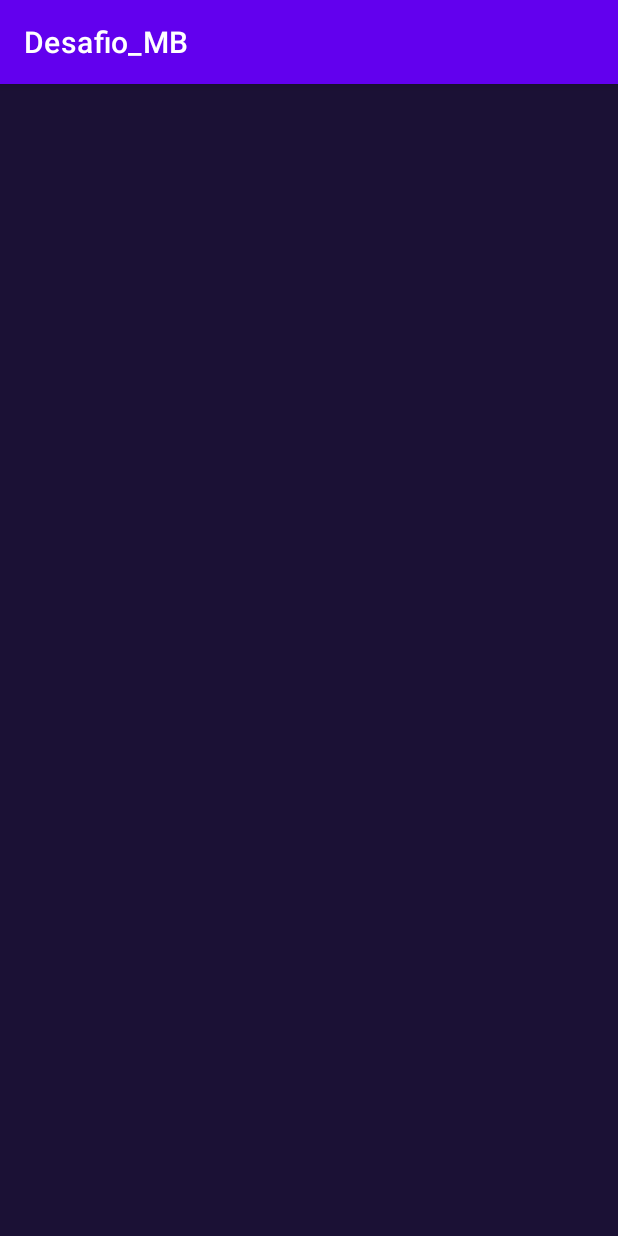
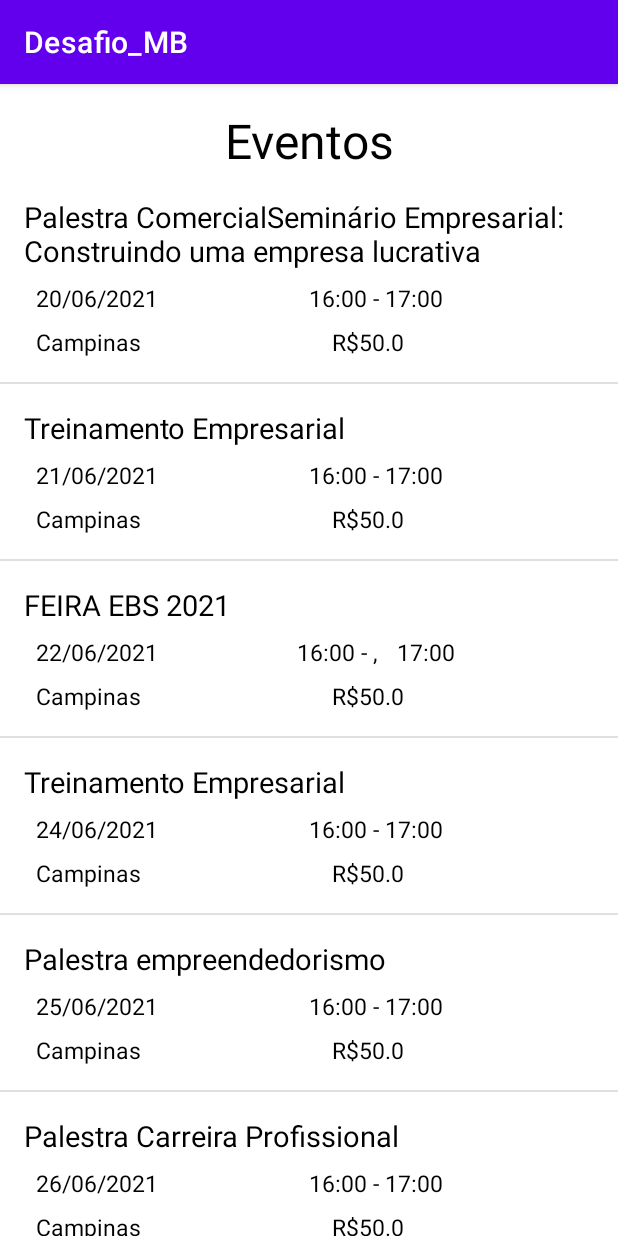
Before and after one commit to NevesRafa/desafio_mb, an Android app: the EventosActivity screen opened directly, with no data from a screen before it, on a phone screen of 412 x 824 dp. Run offline under Robolectric (Android 15) with nearby library versions, the phone set to English and light mode, and no system bars.

Commit message:
Criada lista de eventos. Trocado cor de fundo das telas. Desabilitado login automático.

```diff
--- /dev/null
+++ b/app/src/main/java/com/nevesrafa/desafio_mb/classes/Evento.kt
@@ -0,0 +1,16 @@
+package com.nevesrafa.desafio_mb.classes
+
+class Evento(
+    val eventoId: Int,
+    val nomeDoEvento: String,
+    val tipo: String,
+    val data: String,
+    val horaInicio: String,
+    val horaFim: String,
+    val local: String,
+    val contato: String,
+    val valorUnitario: Double,
+    val lotacao: Int,
+    val quantidadeVendido: Int
+) {
+}
--- a/app/src/main/java/com/nevesrafa/desafio_mb/telas/eventos/EventosActivity.kt
+++ b/app/src/main/java/com/nevesrafa/desafio_mb/telas/eventos/EventosActivity.kt
@@ -2,16 +2,25 @@ package com.nevesrafa.desafio_mb.telas.eventos
 
 import android.os.Bundle
 import androidx.appcompat.app.AppCompatActivity
+import androidx.recyclerview.widget.DividerItemDecoration
+import androidx.recyclerview.widget.LinearLayoutManager
 import com.nevesrafa.desafio_mb.databinding.ActivityEventosBinding
 
 class EventosActivity : AppCompatActivity() {
 
     lateinit var binding: ActivityEventosBinding
+    lateinit var presenter: EventosPresenter
 
     override fun onCreate(savedInstanceState: Bundle?) {
         super.onCreate(savedInstanceState)
         binding = ActivityEventosBinding.inflate(layoutInflater)
         setContentView(binding.root)
 
+        presenter = EventosPresenter(this)
+
+        val adapter = EventosAdapter(presenter.listaEventos)
+        binding.lista.layoutManager = LinearLayoutManager(this)
+        binding.lista.adapter = adapter
+        binding.lista.addItemDecoration(DividerItemDecoration(this, LinearLayoutManager.VERTICAL))
     }
 }
--- /dev/null
+++ b/app/src/main/java/com/nevesrafa/desafio_mb/telas/eventos/EventosAdapter.kt
@@ -0,0 +1,28 @@
+package com.nevesrafa.desafio_mb.telas.eventos
+
+import android.view.LayoutInflater
+import android.view.ViewGroup
+import androidx.recyclerview.widget.RecyclerView
+import com.nevesrafa.desafio_mb.classes.Evento
+import com.nevesrafa.desafio_mb.databinding.EventoBinding
+
+class EventosAdapter(val eventos: List<Evento>) : RecyclerView.Adapter<EventosViewHolder>() {
+
+    override fun onCreateViewHolder(parent: ViewGroup, viewType: Int): EventosViewHolder {
+        val inflater = LayoutInflater.from(parent.context)
+
+        val binding = EventoBinding.inflate(inflater, parent, false)
+        val viewHolder = EventosViewHolder(binding)
+        return viewHolder
+    }
+
+    override fun onBindViewHolder(holder: EventosViewHolder, position: Int) {
+        val evento = eventos[position]
+        holder.escreveNaTela(evento)
+
+    }
+
+    override fun getItemCount(): Int {
+        return eventos.size
+    }
+}
--- /dev/null
+++ b/app/src/main/java/com/nevesrafa/desafio_mb/telas/eventos/EventosPresenter.kt
@@ -0,0 +1,127 @@
+package com.nevesrafa.desafio_mb.telas.eventos
+
+import com.nevesrafa.desafio_mb.classes.Evento
+
+class EventosPresenter(val activity: EventosActivity) {
+
+    val listaEventos = listOf(
+        Evento(
+            1,
+            "Palestra ComercialSeminário Empresarial: Construindo uma empresa lucrativa",
+            "Empresarial",
+            "20/06/2021",
+            "16:00",
+            "17:00",
+            "Campinas",
+            "rafaelneves02@gmail.com",
+            50.00,
+            300,
+            1
+        ),
+        Evento(
+            2,
+            "Treinamento Empresarial",
+            "Empresarial",
+            "21/06/2021",
+            "16:00",
+            "17:00",
+            "Campinas",
+            "rafaelneves02@gmail.com",
+            50.00,
+            300,
+            1
+        ),
+        Evento(
+            3,
+            "FEIRA EBS 2021",
+            "Empresarial",
+            "22/06/2021",
+            "16:00",
+            ",	17:00",
+            "Campinas",
+            "rafaelneves02@gmail.com",
+            50.00,
+            300,
+            1
+        ),
+        Evento(
+            5,
+            "Treinamento Empresarial",
+            "Empresarial",
+            "24/06/2021",
+            "16:00",
+            "17:00",
+            "Campinas",
+            "rafaelneves02@gmail.com",
+            50.00,
+            300,
+            1
+        ),
+        Evento(
+            6,
+            "Palestra empreendedorismo",
+            "Universitário",
+            "25/06/2021",
+            "16:00",
+            "17:00",
+            "Campinas",
+            "rafaelneves02@gmail.com",
+            50.00,
+            300,
+            1
+        ),
+        Evento(
+            7,
+            "Palestra Carreira Profissional",
+            "Universitário",
+            "26/06/2021",
+            "16:00",
+            "17:00",
+            "Campinas",
+            "rafaelneves02@gmail.com",
+            50.00,
+            300,
+            1
+        ),
+        Evento(
+            8,
+            "Palestra motivacional",
+            "Universitário",
+            "27/06/2021",
+            "16:00",
+            "17:00",
+            "Campinas",
+            "rafaelneves02@gmail.com",
+            50.00,
+            300,
+            1
+        ),
+        Evento(
+            9,
+            "Workshop Adm",
+            "Universitário",
+            "28/06/2021",
+            "16:00",
+            "17:00",
+            "Campinas",
+            "rafaelneves02@gmail.com",
+            50.00,
+            300,
+            1
+        ),
+        Evento(
+            10,
+            "	Workshop TI",
+            "Universitário",
+            "29/06/2021",
+            "16:00",
+            "17:00",
+            "Campinas",
+            "rafaelneves02@gmail.com",
+            50.00,
+            300,
+            1
+        )
+
+    )
+}
--- /dev/null
+++ b/app/src/main/java/com/nevesrafa/desafio_mb/telas/eventos/EventosViewHolder.kt
@@ -0,0 +1,16 @@
+package com.nevesrafa.desafio_mb.telas.eventos
+
+import androidx.recyclerview.widget.RecyclerView
+import com.nevesrafa.desafio_mb.classes.Evento
+import com.nevesrafa.desafio_mb.databinding.EventoBinding
+
+class EventosViewHolder(val binding: EventoBinding) : RecyclerView.ViewHolder(binding.root) {
+
+    fun escreveNaTela(evento: Evento) {
+        binding.nomeDoEvento.text = evento.nomeDoEvento
+        binding.data.text = evento.data
+        binding.horario.text = "${evento.horaInicio} - ${evento.horaFim}"
+        binding.local.text = evento.local
+        binding.valor.text = "R\$${evento.valorUnitario.toString()}"
+    }
+}
--- a/app/src/main/java/com/nevesrafa/desafio_mb/telas/login/LoginAcitivity.kt
+++ b/app/src/main/java/com/nevesrafa/desafio_mb/telas/login/LoginAcitivity.kt
@@ -31,6 +31,7 @@ class LoginAcitivity : AppCompatActivity() {
 
             val intent = AuthUI.getInstance()
                 .createSignInIntentBuilder()
+                .setIsSmartLockEnabled(false)
                 .setTheme(R.style.Theme_Desafio_MB)
                 .setAvailableProviders(providers)
                 .build()
--- a/app/src/main/res/layout/acitivity_inicial.xml
+++ b/app/src/main/res/layout/acitivity_inicial.xml
@@ -4,13 +4,13 @@
     xmlns:tools="http://schemas.android.com/tools"
     android:layout_width="match_parent"
     android:layout_height="match_parent"
-    android:background="#1B1135">
+    >
 
     <TextView
         android:layout_width="wrap_content"
         android:layout_height="wrap_content"
         android:layout_margin="40dp"
-        android:textColor="@color/white"
+        android:textColor="@color/black"
         android:textSize="32sp"
         app:layout_constraintStart_toStartOf="parent"
         app:layout_constraintTop_toTopOf="parent"
--- a/app/src/main/res/layout/activity_compra.xml
+++ b/app/src/main/res/layout/activity_compra.xml
@@ -2,6 +2,6 @@
 <androidx.constraintlayout.widget.ConstraintLayout xmlns:android="http://schemas.android.com/apk/res/android"
     android:layout_width="match_parent"
     android:layout_height="match_parent"
-    android:background="#1B1135">
+    >
 
 </androidx.constraintlayout.widget.ConstraintLayout>
--- a/app/src/main/res/layout/activity_eventos.xml
+++ b/app/src/main/res/layout/activity_eventos.xml
@@ -1,7 +1,28 @@
 <?xml version="1.0" encoding="utf-8"?>
 <androidx.constraintlayout.widget.ConstraintLayout xmlns:android="http://schemas.android.com/apk/res/android"
+    xmlns:app="http://schemas.android.com/apk/res-auto"
     android:layout_width="match_parent"
     android:layout_height="match_parent"
-    android:background="#1B1135">
+    xmlns:tools="http://schemas.android.com/tools">
 
+    <TextView
+        android:id="@+id/tituloEventos"
+        android:layout_width="match_parent"
+        android:layout_height="wrap_content"
+        android:layout_marginTop="16dp"
+        android:gravity="center"
+        android:text="Eventos"
+        android:textColor="@color/black"
+        android:textSize="32sp"
+        app:layout_constraintTop_toTopOf="parent" />
+
+    <androidx.recyclerview.widget.RecyclerView
+        android:id="@+id/lista"
+        android:layout_width="match_parent"
+        android:layout_height="0dp"
+        app:layout_constraintBottom_toBottomOf="parent"
+        app:layout_constraintEnd_toEndOf="parent"
+        app:layout_constraintStart_toStartOf="parent"
+        app:layout_constraintTop_toBottomOf="@id/tituloEventos"
+        tools:listitem="@layout/evento" />
 </androidx.constraintlayout.widget.ConstraintLayout>
--- a/app/src/main/res/layout/activity_login.xml
+++ b/app/src/main/res/layout/activity_login.xml
@@ -3,7 +3,7 @@
     xmlns:app="http://schemas.android.com/apk/res-auto"
     android:layout_width="match_parent"
     android:layout_height="match_parent"
-    android:background="#1B1135">
+    >
 
     <android.widget.Button
         android:id="@+id/botaoCriarLogin"
--- a/app/src/main/res/layout/activity_meus_ingressos.xml
+++ b/app/src/main/res/layout/activity_meus_ingressos.xml
@@ -2,6 +2,6 @@
 <androidx.constraintlayout.widget.ConstraintLayout xmlns:android="http://schemas.android.com/apk/res/android"
     android:layout_width="match_parent"
     android:layout_height="match_parent"
-    android:background="#1B1135">
+    >
 
 </androidx.constraintlayout.widget.ConstraintLayout>
--- a/app/src/main/res/layout/activity_splash.xml
+++ b/app/src/main/res/layout/activity_splash.xml
@@ -4,7 +4,6 @@
     xmlns:tools="http://schemas.android.com/tools"
     android:layout_width="match_parent"
     android:layout_height="match_parent"
-    android:background="#1B1135"
     tools:context=".telas.splash.SplashActivity">
 
     <com.airbnb.lottie.LottieAnimationView
--- /dev/null
+++ b/app/src/main/res/layout/evento.xml
@@ -0,0 +1,65 @@
+<?xml version="1.0" encoding="utf-8"?>
+<androidx.constraintlayout.widget.ConstraintLayout xmlns:android="http://schemas.android.com/apk/res/android"
+    xmlns:app="http://schemas.android.com/apk/res-auto"
+    xmlns:tools="http://schemas.android.com/tools"
+    android:layout_width="match_parent"
+    android:layout_height="wrap_content"
+    android:padding="16dp">
+
+    <TextView
+        android:id="@+id/nomeDoEvento"
+        android:layout_width="wrap_content"
+        android:layout_height="wrap_content"
+        android:textColor="@color/black"
+        android:textSize="19sp"
+        app:layout_constraintStart_toStartOf="parent"
+        app:layout_constraintTop_toTopOf="parent"
+        tools:text="Nome do envento" />
+
+    <TextView
+        android:id="@+id/data"
+        android:layout_width="wrap_content"
+        android:layout_height="wrap_content"
+        android:layout_margin="8dp"
+        android:textColor="@color/black"
+        android:textSize="15sp"
+        app:layout_constraintStart_toStartOf="parent"
+        app:layout_constraintTop_toBottomOf="@id/nomeDoEvento"
+        tools:text="Data" />
+
+    <TextView
+        android:id="@+id/horario"
+        android:layout_width="wrap_content"
+        android:layout_height="wrap_content"
+        android:layout_margin="8dp"
+        android:textColor="@color/black"
+        android:textSize="15sp"
+        app:layout_constraintEnd_toEndOf="parent"
+        app:layout_constraintStart_toEndOf="@id/data"
+        app:layout_constraintTop_toBottomOf="@id/nomeDoEvento"
+        tools:text="Horario" />
+
+    <TextView
+        android:id="@+id/local"
+        android:layout_width="wrap_content"
+        android:layout_height="wrap_content"
+        android:layout_margin="8dp"
+        android:textColor="@color/black"
+        android:textSize="15sp"
+        app:layout_constraintStart_toStartOf="parent"
+        app:layout_constraintTop_toBottomOf="@id/data"
+        tools:text="Local" />
+
+    <TextView
+        android:id="@+id/valor"
+        android:layout_width="wrap_content"
+        android:layout_height="wrap_content"
+        android:layout_margin="8dp"
+        android:textColor="@color/black"
+        android:textSize="15sp"
+        app:layout_constraintEnd_toEndOf="parent"
+        app:layout_constraintStart_toEndOf="@id/local"
+        app:layout_constraintTop_toBottomOf="@id/horario"
+        tools:text="Valor" />
+
+</androidx.constraintlayout.widget.ConstraintLayout>
```
